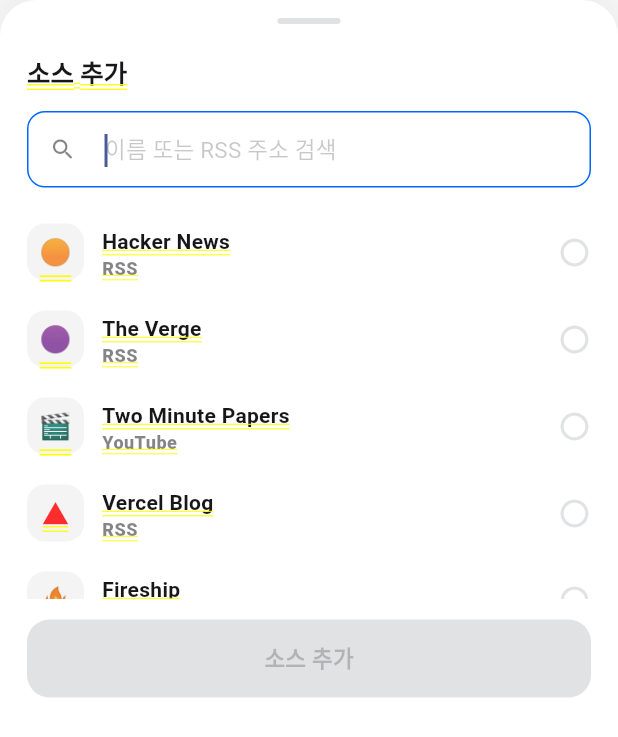
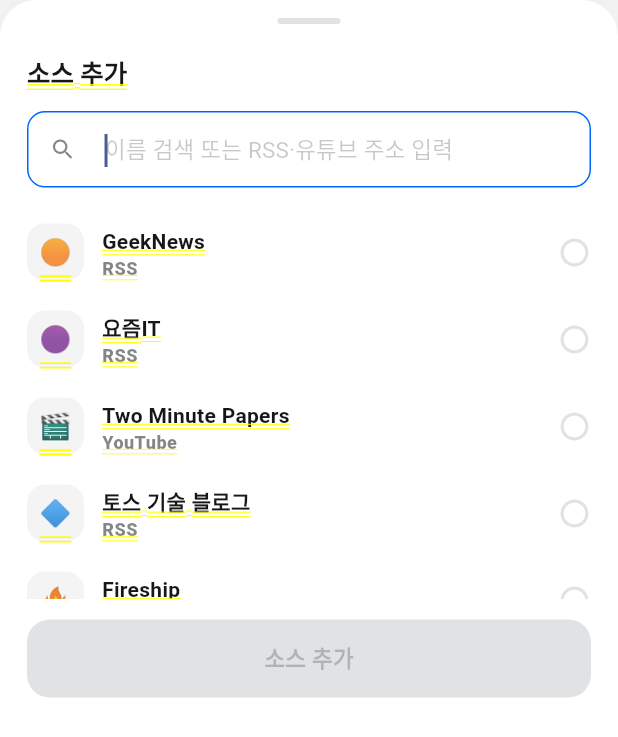
Before and after one commit to hec8897/content-curation-app, a Flutter app: the _SourceSearchSheet screen opened directly with empty values, on a phone screen of 412 x 824 dp. Shown: the top 737 px of the screen. Run offline on Flutter 3.47's test engine with Material 3 defaults, Android fonts, the phone set to English and light mode, and no system bars; our stand-ins replace flutter_secure_storage, go_router, google_sign_in; accounts and stored records are empty; Roboto replaces fonts that are missing (Pretendard).

Commit message:
feat: 소스 URL 직접 등록과 QA 수정
주제가 기술뿐 아니라 개인 취미일 수도 있어 고정 추천 목록만으로는 소스를 감당할 수 없다.

- sources.url 컬럼 추가, http/https만 허용 (스키마 변경이라 DB 초기화 필요)
- 소스 추가 시트에 주소를 입력하면 "직접 추가" 행 노출, youtube.com·youtu.be는 YouTube로 판별
- 추천 목록 RSS를 국내 소스로 교체하고 전부 URL을 채움
- 소스 관리 헤더 구분선이 화면 폭을 채우지 못하던 문제, 탭 아래 여백 수정
- 알림 설정 미연동 채널 안내문 가로 오버플로 수정
- ROADMAP에 백로그(주제 삭제) 추가

Co-Authored-By: Claude Opus 5.5 (1M context) <noreply@anthropic.com>

```diff
--- a/lib/data/store.dart
+++ b/lib/data/store.dart
@@ -37,12 +37,14 @@ class ContentItem {
 class Source {
   final String id;
   final String name;
+  final String url;
   final String protocol;
   final DateTime? lastCollectedAt;
   final String glyph;
   const Source({
     required this.id,
     required this.name,
+    required this.url,
     required this.protocol,
     this.lastCollectedAt,
     this.glyph = '🌐',
@@ -51,12 +53,31 @@ class Source {
   factory Source.fromJson(Map<String, dynamic> j) => Source(
         id: j['id'],
         name: j['name'],
+        url: j['url'],
         protocol: j['protocol'],
         glyph: j['glyph'],
         lastCollectedAt: j['last_collected_at'] == null ? null : DateTime.parse(j['last_collected_at']),
       );
 
-  Map<String, dynamic> toJson() => {'name': name, 'protocol': protocol, 'glyph': glyph};
+  Map<String, dynamic> toJson() => {'name': name, 'url': url, 'protocol': protocol, 'glyph': glyph};
+
+  /// 입력이 주소처럼 보이면 직접 추가할 소스를 만든다. 형식 검증은 서버가 한다.
+  // ponytail: 이름은 호스트로 대신한다. 수집기가 생기면 피드 제목으로 바꾼다.
+  static Source? fromInput(String input) {
+    final text = input.trim();
+    if (text.contains(' ') || !text.contains('.')) return null;
+    final uri = Uri.tryParse(text.startsWith('http') ? text : 'https://$text');
+    if (uri == null || uri.host.isEmpty) return null;
+    final host = uri.host.replaceFirst('www.', '');
+    final youtube = host == 'youtube.com' || host == 'm.youtube.com' || host == 'youtu.be';
+    return Source(
+      id: 'custom',
+      name: youtube ? '$host${uri.path}' : host,
+      url: uri.toString(),
+      protocol: youtube ? 'YouTube' : 'RSS',
+      glyph: youtube ? '▶️' : '🌐',
+    );
+  }
 
   String get meta =>
       lastCollectedAt == null ? '$protocol · 수집 대기 중' : '$protocol · 최근 수집 ${_ago(lastCollectedAt!)}';
@@ -310,12 +331,24 @@ class AppStore extends ChangeNotifier {
 final store = AppStore();
 
 const searchCatalog = <Source>[
-  Source(id: 'c1', name: 'Hacker News', protocol: 'RSS', glyph: '🟠'),
-  Source(id: 'c2', name: 'The Verge', protocol: 'RSS', glyph: '🟣'),
-  Source(id: 'c3', name: 'Two Minute Papers', protocol: 'YouTube', glyph: '🎬'),
-  Source(id: 'c4', name: 'Vercel Blog', protocol: 'RSS', glyph: '▲'),
-  Source(id: 'c5', name: 'Fireship', protocol: 'YouTube', glyph: '🔥'),
-  Source(id: 'c6', name: 'Stratechery', protocol: 'RSS', glyph: '📈'),
+  Source(id: 'c1', name: 'GeekNews', url: 'https://news.hada.io/rss/news', protocol: 'RSS', glyph: '🟠'),
+  Source(id: 'c2', name: '요즘IT', url: 'https://yozm.wishket.com/magazine/', protocol: 'RSS', glyph: '🟣'),
+  Source(
+    id: 'c3',
+    name: 'Two Minute Papers',
+    url: 'https://www.youtube.com/@TwoMinutePapers',
+    protocol: 'YouTube',
+    glyph: '🎬',
+  ),
+  Source(id: 'c4', name: '토스 기술 블로그', url: 'https://toss.tech/rss.xml', protocol: 'RSS', glyph: '🔷'),
+  Source(id: 'c5', name: 'Fireship', url: 'https://www.youtube.com/@Fireship', protocol: 'YouTube', glyph: '🔥'),
+  Source(
+    id: 'c6',
+    name: '우아한형제들 기술 블로그',
+    url: 'https://techblog.woowahan.com/feed/',
+    protocol: 'RSS',
+    glyph: '🛵',
+  ),
 ];
 
 final _mockItems = {'llm': _llmItems, 'flutter': _flutterItems};
--- a/lib/screens/settings_screen.dart
+++ b/lib/screens/settings_screen.dart
@@ -170,7 +170,9 @@ class _ChannelCard extends StatelessWidget {
                 else
                   Row(
                     children: [
-                      Text('계정을 연결하면 알림을 받을 수 있어요', style: AppText.caption1.c(AppColors.labelAlt)),
+                      Flexible(
+                        child: Text('계정을 연결하면 알림을 받을 수 있어요', style: AppText.caption1.c(AppColors.labelAlt)),
+                      ),
                       const SizedBox(width: 6),
                       GestureDetector(
                         onTap: () => saveWithToast(
--- a/lib/screens/sources_screen.dart
+++ b/lib/screens/sources_screen.dart
@@ -99,6 +99,7 @@ class _SourcesScreenState extends State<SourcesScreen> {
 
   Widget _header(List<Topic> topics) {
     return Container(
+      width: double.infinity,
       decoration: const BoxDecoration(
         color: AppColors.bg,
         border: Border(bottom: BorderSide(color: AppColors.lineSolid)),
@@ -120,7 +121,7 @@ class _SourcesScreenState extends State<SourcesScreen> {
                     onTap: () => setState(() => _index = i),
                     behavior: HitTestBehavior.opaque,
                     child: Container(
-                      padding: const EdgeInsets.only(right: 18, bottom: 8),
+                      padding: const EdgeInsets.only(right: 18),
                       child: Container(
                         padding: const EdgeInsets.only(bottom: 8),
                         decoration: BoxDecoration(
@@ -165,7 +166,7 @@ class _SourcesScreenState extends State<SourcesScreen> {
       backgroundColor: Colors.transparent,
       barrierColor: AppColors.dimmer,
       builder: (_) => _SourceSearchSheet(
-        existing: topic.sources.map((s) => s.name).toSet(),
+        existing: {for (final s in topic.sources) ...[s.name, s.url]},
         onAdd: (picked) => saveWithToast(
           context,
           () => store.addSources(topic.id, picked),
@@ -236,10 +237,12 @@ class _SourceSearchSheetState extends State<_SourceSearchSheet> {
 
   @override
   Widget build(BuildContext context) {
-    final results = searchCatalog
-        .where((s) => !widget.existing.contains(s.name))
-        .where((s) => s.name.toLowerCase().contains(_query.toLowerCase()))
-        .toList();
+    bool isNew(Source s) => !widget.existing.contains(s.name) && !widget.existing.contains(s.url);
+    final custom = Source.fromInput(_query);
+    final results = [
+      if (custom != null && isNew(custom)) custom,
+      ...searchCatalog.where(isNew).where((s) => s.name.toLowerCase().contains(_query.toLowerCase())),
+    ];
 
     return SheetScaffold(
       child: Column(
@@ -252,7 +255,7 @@ class _SourceSearchSheetState extends State<_SourceSearchSheet> {
             onChanged: (v) => setState(() => _query = v),
             style: AppText.body2.c(AppColors.labelNormal),
             decoration: InputDecoration(
-              hintText: '이름 또는 RSS 주소 검색',
+              hintText: '이름 검색 또는 RSS·유튜브 주소 입력',
               hintStyle: AppText.body2.c(AppColors.labelAssistive),
               prefixIcon: const Icon(Icons.search_rounded, size: 18, color: AppColors.labelAlt),
               contentPadding: const EdgeInsets.symmetric(horizontal: 14, vertical: 14),
@@ -304,7 +307,10 @@ class _SourceSearchSheetState extends State<_SourceSearchSheet> {
                                 crossAxisAlignment: CrossAxisAlignment.start,
                                 children: [
                                   Text(source.name, style: AppText.label1.w600.c(AppColors.labelNormal)),
-                                  Text(source.protocol, style: AppText.caption1.c(AppColors.labelAlt)),
+                                  Text(
+                                    source == custom ? '${source.protocol} · 직접 추가' : source.protocol,
+                                    style: AppText.caption1.c(AppColors.labelAlt),
+                                  ),
                                 ],
                               ),
                             ),
@@ -328,7 +334,10 @@ class _SourceSearchSheetState extends State<_SourceSearchSheet> {
             onTap: _picked.isEmpty
                 ? null
                 : () {
-                    widget.onAdd(searchCatalog.where((s) => _picked.contains(s.id)).toList());
+                    widget.onAdd([
+                      ?custom,
+                      ...searchCatalog,
+                    ].where((s) => _picked.contains(s.id)).toList());
                     Navigator.pop(context);
                   },
           ),
```
Also changed, not shown: 4 other files.
